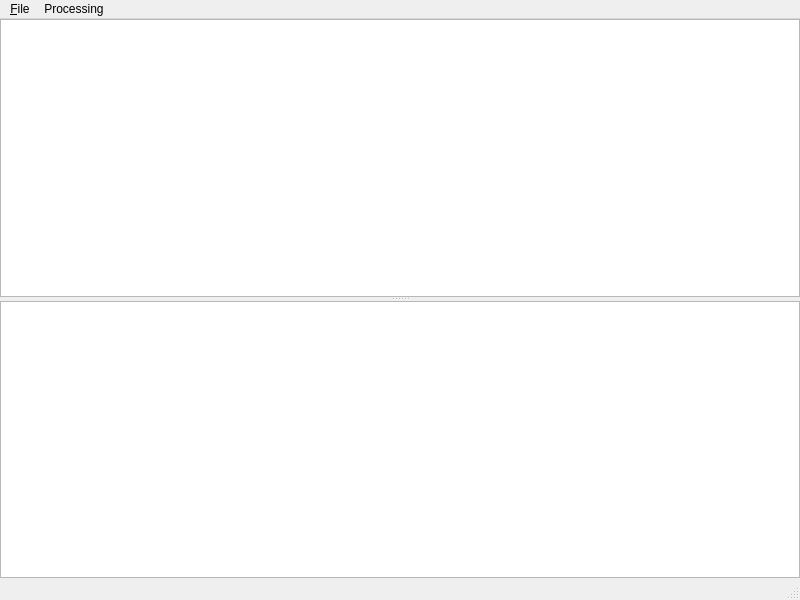
Old version of the form ui/mainwindow.ui in the repository mugwort-rc/arrayviewer.
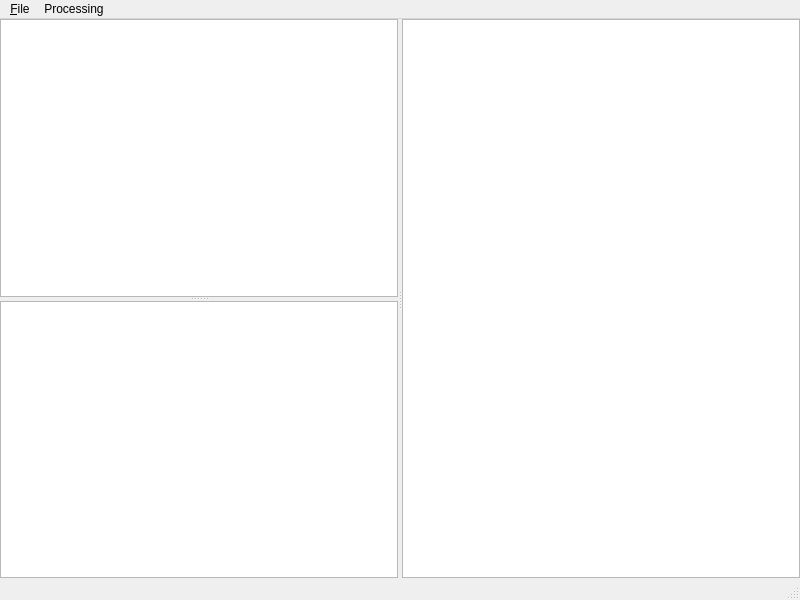
New version of the form. Custom widgets are drawn as their Qt base class.

Commit message: Add jupyter console.

```diff
--- a/ui/mainwindow.ui
+++ b/ui/mainwindow.ui
@@ -28,6 +28,10 @@
      <number>0</number>
     </property>
     <item row="0" column="0">
+     <widget class="QSplitter" name="splitter_2">
+      <property name="orientation">
+       <enum>Qt::Horizontal</enum>
+      </property>
      <widget class="QSplitter" name="splitter">
       <property name="orientation">
        <enum>Qt::Vertical</enum>
@@ -35,6 +39,8 @@
       <widget class="QGraphicsView" name="graphicsViewOrigin"/>
       <widget class="QGraphicsView" name="graphicsView"/>
      </widget>
+      <widget class="RichJupyterWidget" name="jupyterConsole"/>
+     </widget>
     </item>
    </layout>
   </widget>
@@ -89,6 +95,13 @@
    </property>
   </action>
  </widget>
+ <customwidgets>
+  <customwidget>
+   <class>RichJupyterWidget</class>
+   <extends>QTextEdit</extends>
+   <header>qtconsole/rich_jupyter_widget</header>
+  </customwidget>
+ </customwidgets>
  <resources/>
  <connections>
   <connection>
```
Lines whose indentation alone changed are shown as unchanged. The commit also changes 1 other file.
